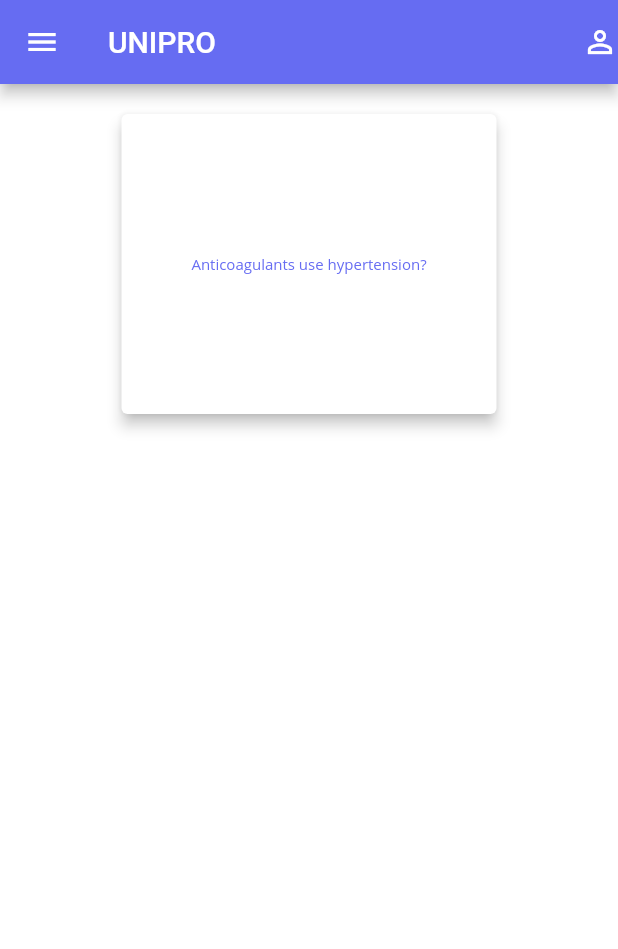
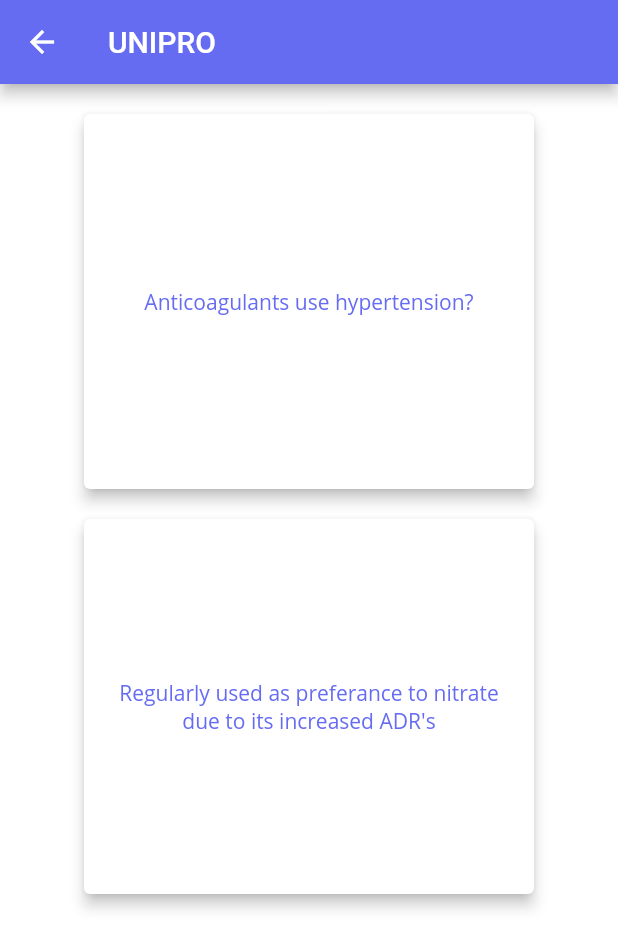
Before and after one commit to jamesninnes/unipro-flutter, a Flutter app: the GalleryView screen opened by its route, after a tap on "3011", on a phone screen of 412 x 824 dp. Shown: the top 949 px of the screen. Run offline on Flutter 3.47's test engine with Material 2 defaults, Android fonts, the phone set to English and light mode, and no system bars; drawn by our look-alikes of auto_size_text, flip_card; our stand-ins replace firebase_auth, google_sign_in, responsive_builder; missing offline and left inert: firebase_auth_web, firebase_core_web, google_sign_in_web; accounts and stored records are empty.

Commit message:
Flippy wippy.

```diff
--- /dev/null
+++ b/lib/constants/card_dimensions.dart
@@ -0,0 +1,2 @@
+final double cardWidth = 300;
+final double cardHeight = 250;
--- a/lib/views/flash_deck/flash_deck_view.dart
+++ b/lib/views/flash_deck/flash_deck_view.dart
@@ -11,11 +11,9 @@ class FlashDeckView extends StatelessWidget {
   Widget build(BuildContext context) {
     return Scaffold(
       appBar: AppBar(
-        backgroundColor: primaryColor,
-        title: Text("UNIPRO"),
-        actions: <Widget>[Icon(Icons.person_outline)],
-      ),
-      drawer: NavigationDrawer(),
+          automaticallyImplyLeading: true,
+          backgroundColor: primaryColor,
+          title: Text("UNIPRO")),
       backgroundColor: Colors.white,
       body: Container(
           padding: const EdgeInsets.symmetric(horizontal: 20, vertical: 10),
@@ -27,6 +25,12 @@ class FlashDeckView extends StatelessWidget {
                   children: <Widget>[
                     FlashCard(
                       question: "Anticoagulants use hypertension?",
+                      answer: "Yes",
+                    ),
+                    FlashCard(
+                      question:
+                          "Regularly used as preferance to nitrate due to its increased ADR's",
+                      answer: "Panadol",
                     ),
                   ],
                 )
--- a/lib/widgets/flash_card/flash_card.dart
+++ b/lib/widgets/flash_card/flash_card.dart
@@ -1,32 +1,48 @@
+import 'package:auto_size_text/auto_size_text.dart';
+import 'package:flip_card/flip_card.dart';
 import 'package:flutter/material.dart';
 import 'package:unipro/constants/app_colors.dart';
+import 'package:unipro/constants/card_dimensions.dart';
 
 class FlashCard extends StatelessWidget {
   final String question;
-  const FlashCard({Key key, this.question}) : super(key: key);
+  final String answer;
+  const FlashCard({Key key, this.question, this.answer}) : super(key: key);
 
   @override
   Widget build(BuildContext context) {
-    return Card(
-      elevation: 4,
-      margin: EdgeInsets.symmetric(vertical: 10, horizontal: 10),
-      child: InkWell(
-        splashColor: primaryColor.withAlpha(30),
-        onTap: () {
-          print('Card tapped.');
-        },
+    return FlipCard(
+      direction: FlipDirection.HORIZONTAL,
+      front: Card(
+        elevation: 4,
+        margin: EdgeInsets.symmetric(vertical: 10, horizontal: 10),
         child: Container(
-          width: 250,
-          height: 200,
-          child: Center(
-            child: Stack(
-              alignment: Alignment.center,
-              children: <Widget>[
-                Text(
-                  question,
-                  style: TextStyle(color: primaryColor, fontSize: 10),
-                ),
-              ],
+          width: cardWidth,
+          height: cardHeight,
+          child: Container(
+            alignment: Alignment.center,
+            margin: EdgeInsets.symmetric(vertical: 10, horizontal: 10),
+            child: AutoSizeText(
+              question,
+              textAlign: TextAlign.center,
+              style: TextStyle(color: primaryColor),
+            ),
+          ),
+        ),
+      ),
+      back: Card(
+        elevation: 4,
+        margin: EdgeInsets.symmetric(vertical: 10, horizontal: 10),
+        child: Container(
+          width: cardWidth,
+          height: cardHeight,
+          child: Container(
+            alignment: Alignment.center,
+            margin: EdgeInsets.symmetric(vertical: 10, horizontal: 10),
+            child: AutoSizeText(
+              answer,
+              textAlign: TextAlign.center,
+              style: TextStyle(color: primaryColor),
             ),
           ),
         ),
--- a/lib/widgets/flash_deck/flash_deck.dart
+++ b/lib/widgets/flash_deck/flash_deck.dart
@@ -1,5 +1,6 @@
 import 'package:flutter/material.dart';
 import 'package:unipro/constants/app_colors.dart';
+import 'package:unipro/constants/card_dimensions.dart';
 import 'package:unipro/views/flash_deck/flash_deck_view.dart';
 
 class FlashDeck extends StatelessWidget {
@@ -14,15 +15,15 @@ class FlashDeck extends StatelessWidget {
         elevation: 4,
         margin: EdgeInsets.symmetric(vertical: 9, horizontal: 9),
         child: Container(
-          width: 250,
-          height: 200,
+          width: cardWidth,
+          height: cardHeight,
         ),
       ),
       Card(
         margin: EdgeInsets.symmetric(vertical: 6, horizontal: 6),
         child: Container(
-          width: 250,
-          height: 200,
+          width: cardWidth,
+          height: cardHeight,
         ),
       ),
       Card(
@@ -34,8 +35,8 @@ class FlashDeck extends StatelessWidget {
                 MaterialPageRoute(builder: (context) => FlashDeckView()));
           },
           child: Container(
-            width: 250,
-            height: 200,
+            width: cardWidth,
+            height: cardHeight,
             child: Center(
               child: Stack(
                 alignment: Alignment.center,
--- a/pubspec.yaml
+++ b/pubspec.yaml
@@ -23,6 +23,7 @@ dependencies:
   responsive_builder: ^0.1.2
   auto_size_text: ^2.1.0
   google_sign_in: ^4.4.4
+  flip_card: ^0.4.4
 
   # The following adds the Cupertino Icons font to your application.
   # Use with the CupertinoIcons class for iOS style icons.
```
Also changed, not shown: 2 other files.
